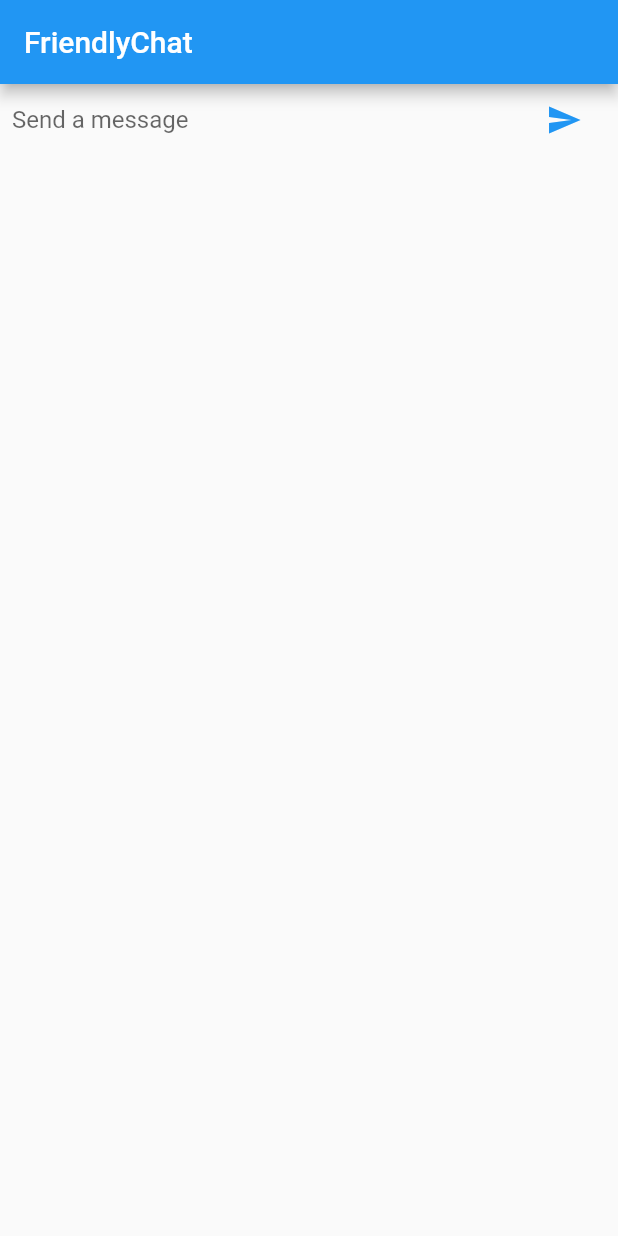
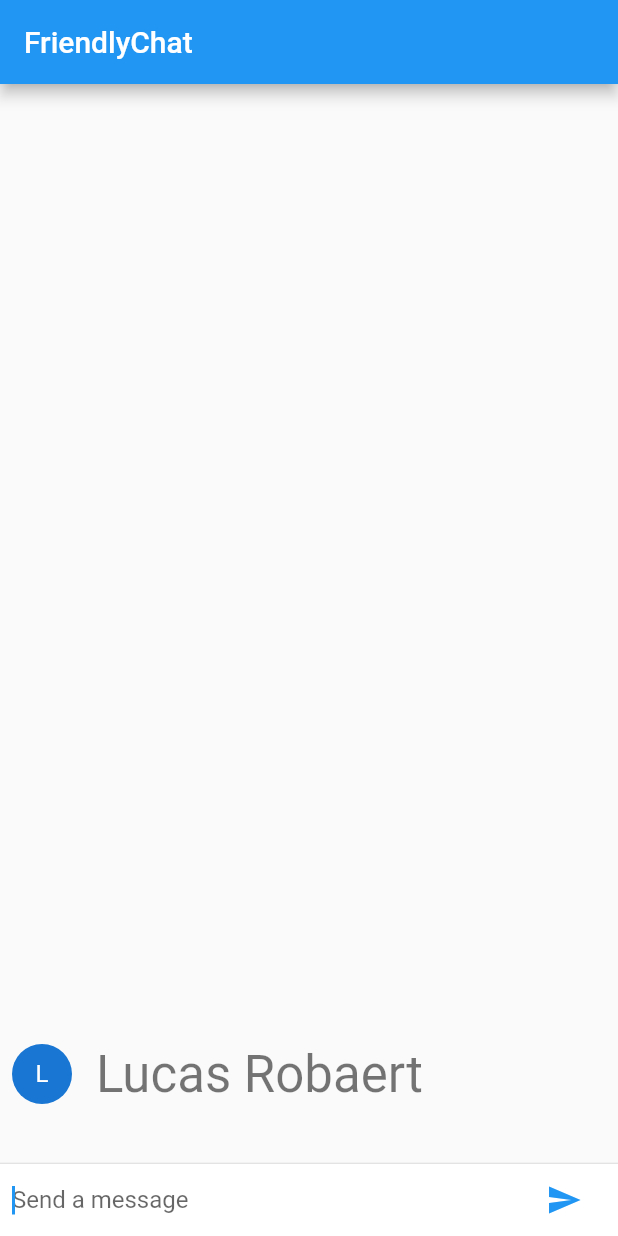
Before and after one commit to lucasrobaert/friendly-chat-flutter, a Flutter app: the screen it shows after launch, after a tap on the "send" icon, on a phone screen of 412 x 824 dp. Run offline on Flutter 3.47's test engine with Material 2 defaults, Android fonts, the phone set to English and light mode, and no system bars.

Commit message:
IU para exibir mensagens

```diff
--- a/lib/main.dart
+++ b/lib/main.dart
@@ -3,6 +3,8 @@ import 'package:flutter/material.dart';
 void main() {
   runApp(FriendlyChatApp());
 }
+
+String _name = 'Lucas Robaert';
 
 class FriendlyChatApp extends StatelessWidget {
   const FriendlyChatApp({
@@ -24,7 +26,9 @@ class ChatScreen extends StatefulWidget {
 }
 
 class _ChatScreenState extends State<ChatScreen> {
+  final List<ChatMessage> _message = [];
   final _textController = TextEditingController();
+  final FocusNode _focusNode = FocusNode();
 
   Widget _buildTextComposer() {
     return Container(
@@ -36,6 +40,7 @@ class _ChatScreenState extends State<ChatScreen> {
               controller: _textController,
               onSubmitted: _handleSubmitted,
               decoration: InputDecoration.collapsed(hintText: 'Send a message'),
+              focusNode: _focusNode,
             ),
           ),
           IconTheme(
@@ -55,13 +60,69 @@ class _ChatScreenState extends State<ChatScreen> {
 
   void _handleSubmitted(String text) {
     _textController.clear();
+    ChatMessage message = ChatMessage(text: text);
+
+    setState(() {
+      _message.insert(0, message);
+    });
+
+    _focusNode.requestFocus();
   }
 
   @override
   Widget build(BuildContext context) {
     return Scaffold(
       appBar: AppBar(title: Text('FriendlyChat')),
-      body: _buildTextComposer(),
+      body: Column(
+        children: [
+          Flexible(
+            child: ListView.builder(
+              padding: EdgeInsets.all(8.0),
+              reverse: true,
+              itemBuilder: (_, int index) => _message[index],
+              itemCount: _message.length,
+            ),
+          ),
+          Divider(height: 1.0,),
+          Container(
+            decoration: BoxDecoration(
+              color: Theme.of(context).cardColor
+            ),
+            child: _buildTextComposer(),
+          )
+        ],
+      ),
     );
   }
 }
+
+class ChatMessage extends StatelessWidget {
+  ChatMessage({required this.text});
+  final String text;
+
+  @override
+  Widget build(BuildContext context) {
+    return Container(
+      margin: EdgeInsets.symmetric(vertical: 10.0),
+      child: Row(
+        crossAxisAlignment: CrossAxisAlignment.start,
+        children: [
+          Container(
+            margin: const EdgeInsets.only(right: 16.0),
+            child: CircleAvatar(child: Text(_name[0]),),
+          ),
+          Column(
+            crossAxisAlignment: CrossAxisAlignment.start,
+            children: [
+              Text(_name, style: Theme.of(context).textTheme.headline4,),
+              Container(
+                margin: EdgeInsets.only(top: 5.0),
+                child: Text(text),
+              )
+            ],
+          )
+        ],
+      ),
+    );
+  }
+}
```
